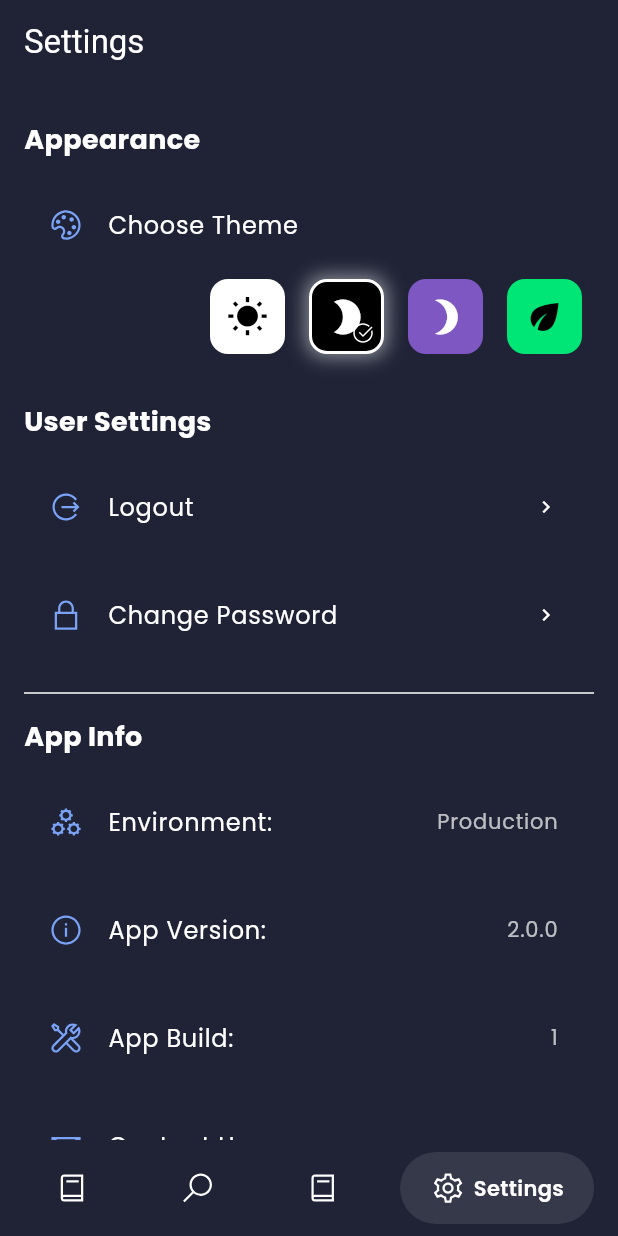
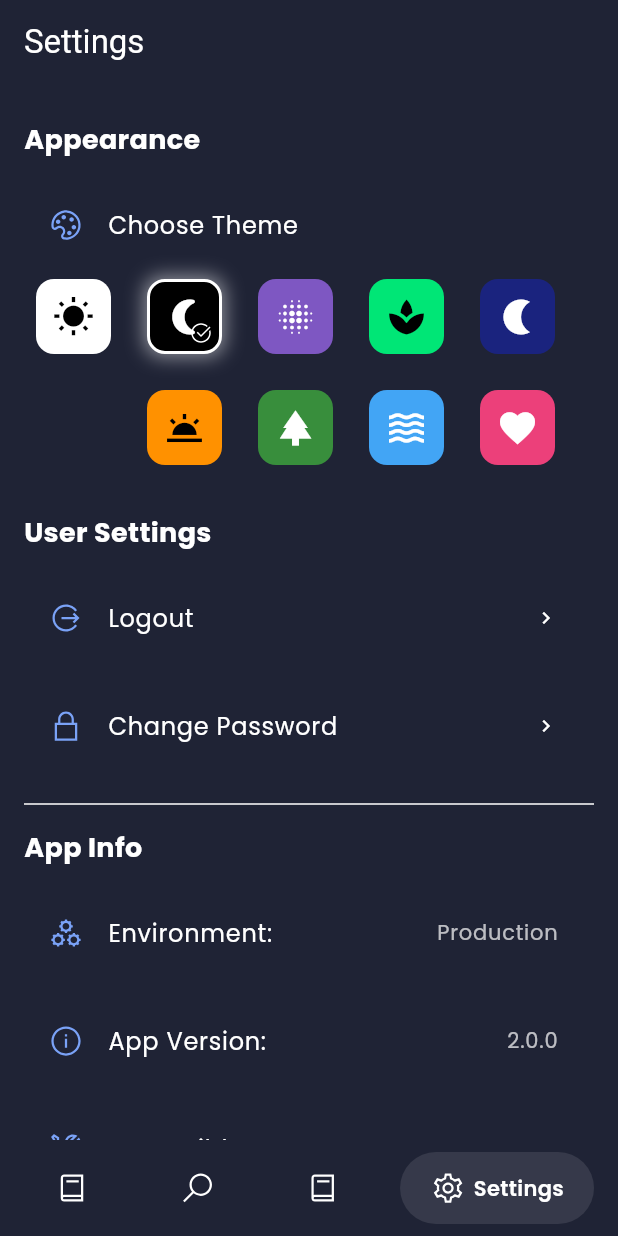
Before and after one commit to rafay99-epic/MSBridge, a Flutter app: the screen it shows once a user with an empty profile is signed in, item 4 of the bottom bar chosen, on a phone screen of 412 x 824 dp. Run offline on Flutter 3.47's test engine with Material 3 defaults, Android fonts, the phone set to English and light mode, and no system bars; drawn by our look-alikes of google_nav_bar; our stand-ins replace cloud_firestore, connectivity_plus, firebase_auth, firebase_core, flutter_html, flutter_svg and 8 more; missing offline and left inert: flutter_quill; accounts and stored records are empty; network calls fail.

Commit message:
More beautify Theme

```diff
--- a/lib/backend/provider/theme_provider.dart
+++ b/lib/backend/provider/theme_provider.dart
@@ -39,6 +39,16 @@ class ThemeProvider with ChangeNotifier {
         return AppTheme.mintFresh;
       case 'dark':
         return AppTheme.dark;
+      case "midenightbloye":
+        return AppTheme.midnightBlue;
+      case "darkTheme":
+        return AppTheme.sunsetGlow;
+      case "sunsetGlowTheme":
+        return AppTheme.forestGreen;
+      case "forestGreenTheme":
+        return AppTheme.oceanWave;
+      case "oceanWaveTheme":
+        return AppTheme.crimsonBlush;
       default:
         return AppTheme.dark;
     }
--- a/lib/frontend/screens/setting/setting.dart
+++ b/lib/frontend/screens/setting/setting.dart
@@ -78,21 +78,28 @@ class _SettingState extends State<Setting> {
       body: ListView(
         padding: const EdgeInsets.all(16.0),
         children: [
-          SettingsSection(title: "Appearance", children: [
+          SettingsSection(
+            title: "Appearance",
+            children: [
               SettingsTile(
                 title: "Choose Theme",
                 icon: LineIcons.palette,
-              child: Container(
-                alignment: Alignment.centerRight,
-                child: Row(
-                  mainAxisAlignment: MainAxisAlignment.end,
+                child: Column(
+                  crossAxisAlignment: CrossAxisAlignment.end,
+                  children: [
+                    Wrap(
+                      alignment: WrapAlignment.end,
+                      spacing: 8.0,
+                      runSpacing: 8.0,
                       children: AppTheme.values.map((theme) {
                         return _buildThemeButton(theme, themeProvider);
                       }).toList(),
                     ),
+                  ],
                 ),
               ),
-          ]),
+            ],
+          ),
           SettingsSection(title: "User Settings", children: [
             SettingsTile(
               title: "Logout",
@@ -219,22 +226,52 @@ class _SettingState extends State<Setting> {
       },
       AppTheme.dark: {
         "background": Colors.black,
-        "icon": Icons.brightness_2,
+        "icon": Icons.nightlight_round,
         "tooltip": "Dark Theme",
         "iconColor": Colors.white
       },
       AppTheme.purpleHaze: {
         "background": Colors.deepPurple.shade400,
-        "icon": Icons.brightness_3,
+        "icon": Icons.blur_on,
         "tooltip": "Purple Haze",
         "iconColor": Colors.white
       },
       AppTheme.mintFresh: {
         "background": Colors.greenAccent.shade400,
-        "icon": Icons.eco,
+        "icon": Icons.spa,
         "tooltip": "Mint Fresh",
         "iconColor": Colors.black
-      }
+      },
+      AppTheme.midnightBlue: {
+        "background": Colors.indigo.shade900,
+        "icon": Icons.nightlight,
+        "tooltip": "Midnight Blue",
+        "iconColor": Colors.white
+      },
+      AppTheme.crimsonBlush: {
+        "background": Colors.pink.shade400,
+        "icon": Icons.favorite,
+        "tooltip": "Crimson Blush",
+        "iconColor": Colors.white
+      },
+      AppTheme.forestGreen: {
+        "background": Colors.green.shade700,
+        "icon": Icons.park,
+        "tooltip": "Forest Green",
+        "iconColor": Colors.white
+      },
+      AppTheme.oceanWave: {
+        "background": Colors.blue.shade400,
+        "icon": Icons.waves,
+        "tooltip": "Ocean Wave",
+        "iconColor": Colors.white
+      },
+      AppTheme.sunsetGlow: {
+        "background": Colors.orangeAccent.shade400,
+        "icon": Icons.wb_twilight,
+        "tooltip": "Sunset Glow",
+        "iconColor": Colors.black
+      },
     };
 
     return Tooltip(
--- a/lib/frontend/screens/setting/settings_tile.dart
+++ b/lib/frontend/screens/setting/settings_tile.dart
@@ -6,7 +6,7 @@ class SettingsTile extends StatelessWidget {
   final String? versionNumber;
   final VoidCallback? onTap;
   final Widget? trailing;
-  final Widget? child; // Optional child widget
+  final Widget? child;
 
   const SettingsTile({
     super.key,
@@ -57,7 +57,7 @@ class SettingsTile extends StatelessWidget {
                             size: 16, color: theme.colorScheme.primary)
                         : null),
               ),
-              if (child != null) child!, // Display child if provided
+              if (child != null) child!,
             ],
           ),
         ),
--- a/lib/frontend/theme/colors.dart
+++ b/lib/frontend/theme/colors.dart
@@ -5,7 +5,12 @@ enum AppTheme {
   light,
   dark,
   purpleHaze,
-  mintFresh;
+  mintFresh,
+  midnightBlue,
+  sunsetGlow,
+  forestGreen,
+  oceanWave,
+  crimsonBlush;
 
   String get name => toString().split('.').last;
 }
@@ -21,6 +26,16 @@ extension AppThemeExtension on AppTheme {
         return 'Purple Haze';
       case AppTheme.mintFresh:
         return 'Mint Fresh';
+      case AppTheme.midnightBlue:
+        return 'Midnight Blue';
+      case AppTheme.sunsetGlow:
+        return 'Sunset Glow';
+      case AppTheme.forestGreen:
+        return 'Forest Green';
+      case AppTheme.oceanWave:
+        return 'Ocean Wave';
+      case AppTheme.crimsonBlush:
+        return 'Crimson Blush';
     }
   }
 }
@@ -86,10 +101,90 @@ class AppThemes {
     ),
   );
 
+  static ThemeData midnightBlueTheme = ThemeData(
+    colorScheme: const ColorScheme.dark(
+      primary: Colors.white,
+      secondary: Color(0xFF3949AB),
+      surface: Color(0xFF121212),
+    ),
+    textTheme: GoogleFonts.poppinsTextTheme(
+      const TextTheme(
+        bodyLarge: TextStyle(color: Color(0xFFBBDEFB)),
+        bodyMedium: TextStyle(color: Color(0xFFBBDEFB)),
+        bodySmall: TextStyle(color: Color(0xFF90CAF9)),
+      ),
+    ),
+  );
+
+  static ThemeData sunsetGlowTheme = ThemeData(
+    colorScheme: const ColorScheme.light(
+      primary: Color(0xFFFF7043),
+      secondary: Color(0xFFFFAB91),
+      surface: Color(0xFFFFF3E0),
+    ),
+    textTheme: GoogleFonts.poppinsTextTheme(
+      const TextTheme(
+        bodyLarge: TextStyle(color: Color(0xFFFF7043)),
+        bodyMedium: TextStyle(color: Color(0xFFFF7043)),
+        bodySmall: TextStyle(color: Color(0xFFFFAB91)),
+      ),
+    ),
+  );
+
+  static ThemeData forestGreenTheme = ThemeData(
+    colorScheme: const ColorScheme.light(
+      primary: Color(0xFF388E3C),
+      secondary: Color(0xFF66BB6A),
+      surface: Color(0xFFE8F5E9),
+    ),
+    textTheme: GoogleFonts.poppinsTextTheme(
+      const TextTheme(
+        bodyLarge: TextStyle(color: Color(0xFF388E3C)),
+        bodyMedium: TextStyle(color: Color(0xFF388E3C)),
+        bodySmall: TextStyle(color: Color(0xFF66BB6A)),
+      ),
+    ),
+  );
+
+  static ThemeData oceanWaveTheme = ThemeData(
+    colorScheme: const ColorScheme.light(
+      primary: Color(0xFF0288D1),
+      secondary: Color(0xFF03A9F4),
+      surface: Color(0xFFE1F5FE),
+    ),
+    textTheme: GoogleFonts.poppinsTextTheme(
+      const TextTheme(
+        bodyLarge: TextStyle(color: Color(0xFF0288D1)),
+        bodyMedium: TextStyle(color: Color(0xFF0288D1)),
+        bodySmall: TextStyle(color: Color(0xFF03A9F4)),
+      ),
+    ),
+  );
+
+  static ThemeData crimsonBlushTheme = ThemeData(
+    colorScheme: const ColorScheme.light(
+      primary: Color(0xFFD32F2F),
+      secondary: Color(0xFFFF5252),
+      surface: Color(0xFFFFEBEE),
+    ),
+    textTheme: GoogleFonts.poppinsTextTheme(
+      const TextTheme(
+        bodyLarge: TextStyle(color: Color(0xFFD32F2F)),
+        bodyMedium: TextStyle(color: Color(0xFFD32F2F)),
+        bodySmall: TextStyle(color: Color(0xFFFF5252)),
+      ),
+    ),
+  );
+
   static final Map<AppTheme, ThemeData> themeMap = {
     AppTheme.light: lightTheme,
     AppTheme.dark: darkTheme,
     AppTheme.purpleHaze: purpleHazeTheme,
     AppTheme.mintFresh: mintFreshTheme,
+    AppTheme.midnightBlue: midnightBlueTheme,
+    AppTheme.sunsetGlow: sunsetGlowTheme,
+    AppTheme.forestGreen: forestGreenTheme,
+    AppTheme.oceanWave: oceanWaveTheme,
+    AppTheme.crimsonBlush: crimsonBlushTheme,
   };
 }
```
Lines whose indentation alone changed are shown as unchanged.
